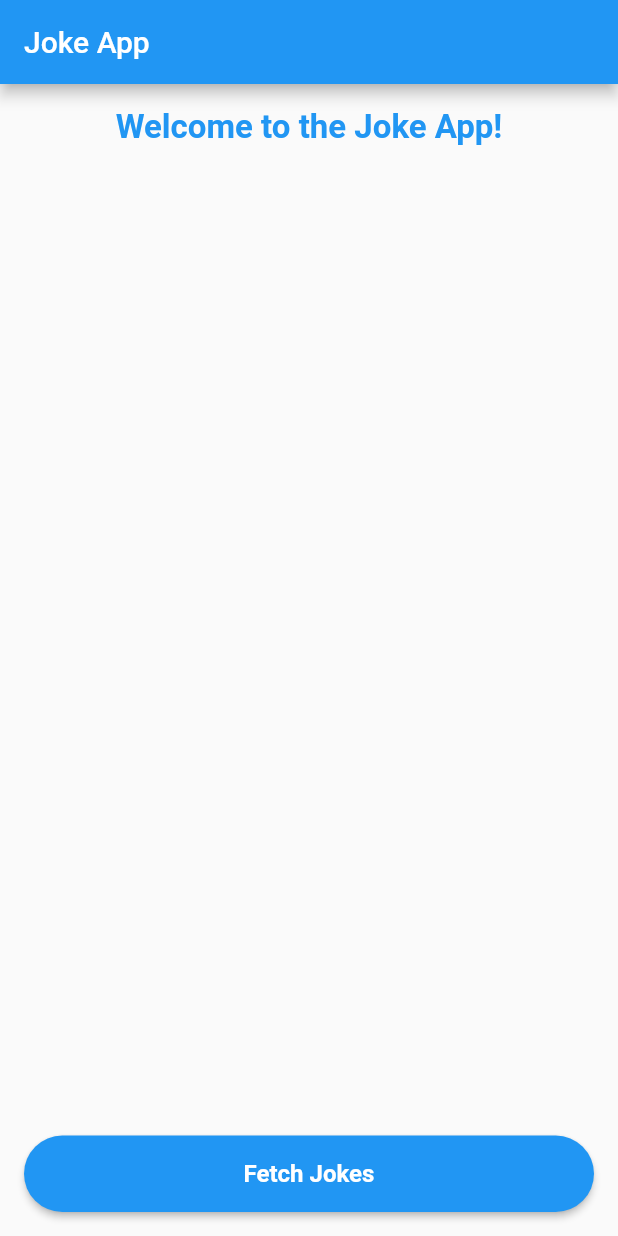
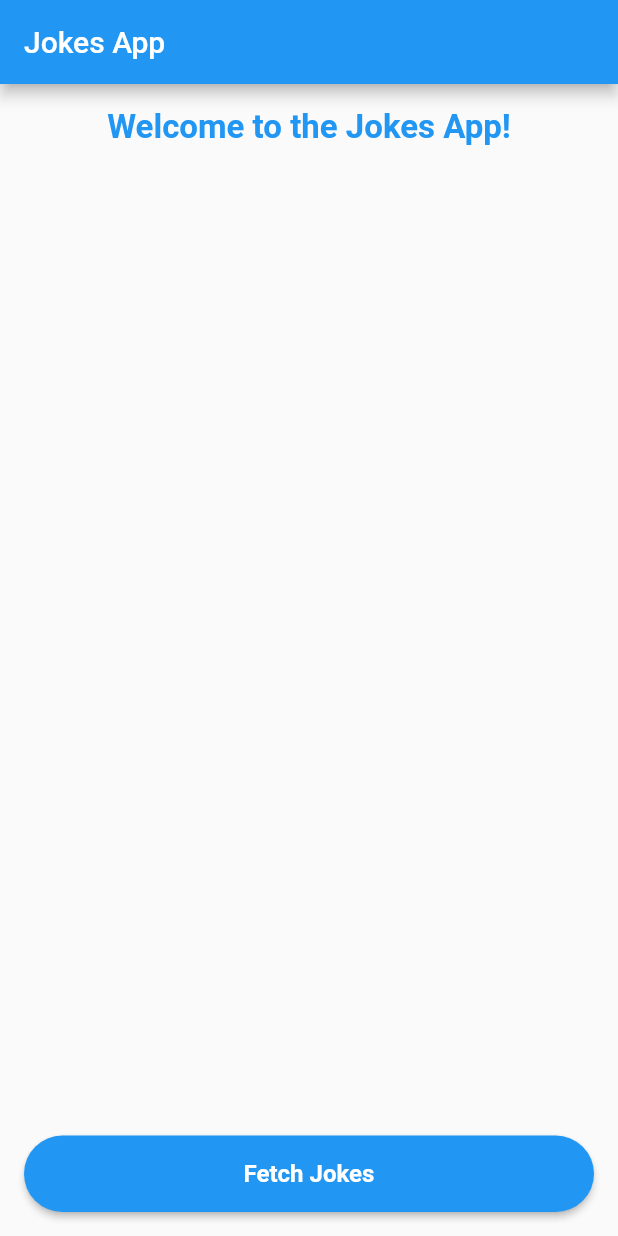
Before and after one commit to KalpaWishwajith/Jokes-App---Flutter-Application, a Flutter app: the screen it shows after launch, on a phone screen of 412 x 824 dp. Run offline on Flutter 3.47's test engine with Material 2 defaults, Android fonts, the phone set to English and light mode, and no system bars; our stand-ins replace dio.

Commit message:
Rename app and related references from 'Joke' to 'Jokes' for consistency

```diff
--- a/lib/main.dart
+++ b/lib/main.dart
@@ -2,21 +2,21 @@ import 'package:flutter/material.dart';
 import 'joke_service.dart';
 
 void main() {
-  runApp(const JokeApp());
+  runApp(const JokesApp());
 }
 
-class JokeApp extends StatelessWidget {
-  const JokeApp({Key? key}) : super(key: key);
+class JokesApp extends StatelessWidget {
+  const JokesApp({Key? key}) : super(key: key);
 
   @override
   Widget build(BuildContext context) {
     return MaterialApp(
       debugShowCheckedModeBanner: false,
-      title: 'Joke App',
+      title: 'Jokes App',
       theme: ThemeData(
         primarySwatch: Colors.blue,
       ),
-      home: const MyHomePage(title: 'Joke App'),
+      home: const MyHomePage(title: 'Jokes App'),
     );
   }
 }
@@ -69,7 +69,7 @@ class _MyHomePageState extends State<MyHomePage> {
           crossAxisAlignment: CrossAxisAlignment.stretch,
           children: [
             const Text(
-              'Welcome to the Joke App!',
+              'Welcome to the Jokes App!',
               style: TextStyle(
                   color: Colors.blue,
                   fontSize: 22,
```
Also changed, not shown: 1 other file.
